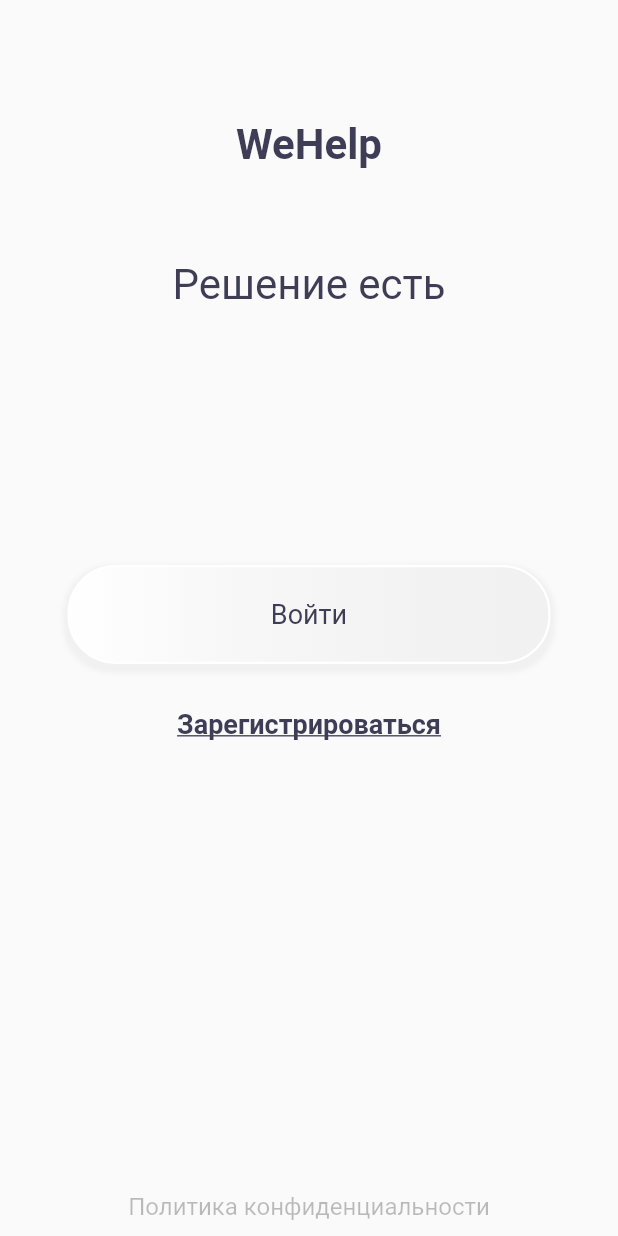
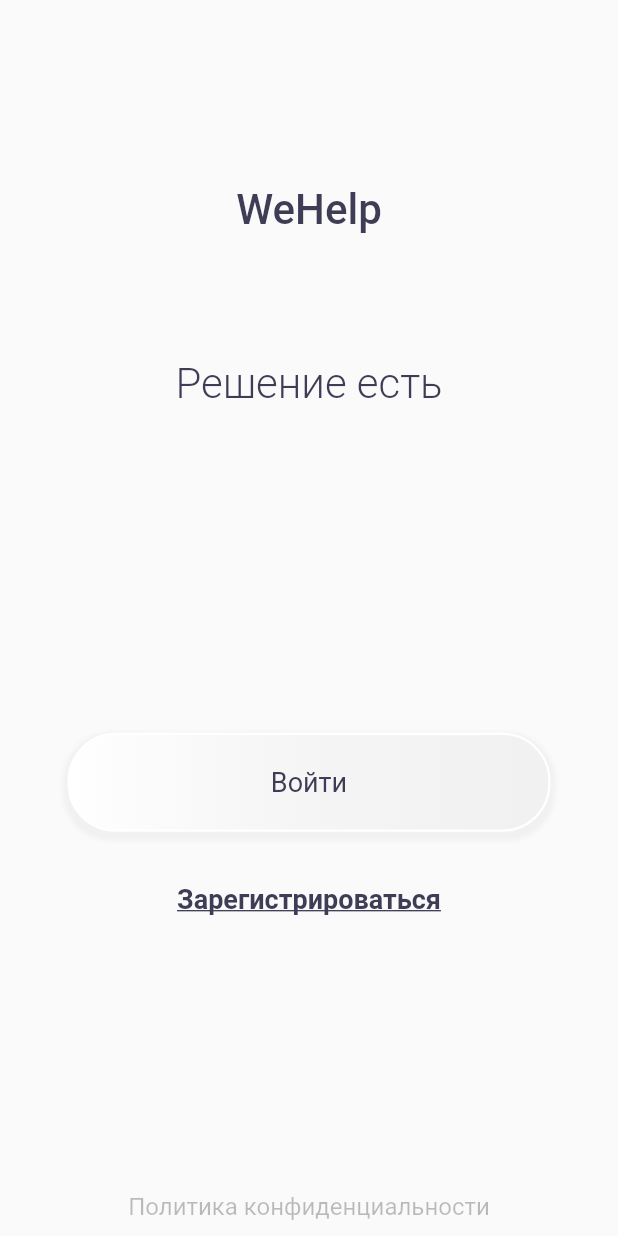
Before and after one commit to ars-kalinichenko/WeHelp, a Flutter app: the screen it shows after launch, on a phone screen of 412 x 824 dp. Run offline on Flutter 3.47's test engine with Material 2 defaults, Android fonts, the phone set to English and light mode, and no system bars; Roboto replaces fonts that are missing (Montserrat).

Commit message:
First screen with adaptive SizedBox and button in the bottom.

```diff
--- a/we_help/lib/Screens/Welcome/components/body.dart
+++ b/we_help/lib/Screens/Welcome/components/body.dart
@@ -6,6 +6,8 @@ import 'package:we_help/components/text_button.dart';
 class Body extends StatelessWidget {
   @override
   Widget build(BuildContext context) {
+    double sizeHeight = MediaQuery.of(context).size.height;
+
     // This method is rerun every time setState is called, for instance as done
     // by the _incrementCounter method above.
     //
@@ -36,16 +38,16 @@ class Body extends StatelessWidget {
                 children: <Widget>[
           Container(
             child: Column(
-              mainAxisAlignment: MainAxisAlignment.spaceEvenly,
+              mainAxisAlignment: MainAxisAlignment.spaceBetween,
               crossAxisAlignment: CrossAxisAlignment.center,
               children: <Widget>[
                 Container(
-                  padding: EdgeInsets.only(top: 80),
+                  padding: EdgeInsets.only(top: sizeHeight*0.15),
                   child: Text('WeHelp',
                       textAlign: TextAlign.center,
                       style: Theme.of(context).textTheme.headline1),
                 ),
-                SizedBox(height: 60.0),
+                SizedBox(height: sizeHeight*0.1),
                 Container(
                   child: Text('Решение есть',
                       textAlign: TextAlign.center,
@@ -58,15 +60,17 @@ class Body extends StatelessWidget {
             ),
           ),
           Container(
-              padding: EdgeInsets.only(left: 45.0, right: 45.0, top: 50),
+              padding: EdgeInsets.only(left: 45.0, right: 45.0, top: 10),
               child: Column(
+                crossAxisAlignment: CrossAxisAlignment.center,
                 children: <Widget>[
                   RoundedGradientButton(
                       text: "Войти",
                       press: () {},
                       color: Colors.transparent,
                       textColor: Theme.of(context).primaryColor),
-                  SizedBox(height: 20.0),
+
+                  SizedBox(height: sizeHeight*0.03),
 
                   TextButton(
                       text: "Зарегистрироваться",
@@ -76,9 +80,7 @@ class Body extends StatelessWidget {
                       fontWeight: FontWeight.w600,
                       underline: true,
                       onPressed: () {}),
-                ],
-              )),
-          SizedBox(height: 40),
+                SizedBox(height: sizeHeight*0.2),
                 TextButton(
                   text: "Политика конфиденциальности",
                   textColor: Colors.black26,
@@ -94,7 +96,8 @@ class Body extends StatelessWidget {
                       ),
                     );
                   },
-          ),
+                )
+                ]))
         ])));
     // This trailing comma makes auto-formatting nicer for build methods.
   }
--- a/we_help/lib/Themes/app_theme.dart
+++ b/we_help/lib/Themes/app_theme.dart
@@ -15,14 +15,14 @@ ThemeData appLightTheme = ThemeData.light().copyWith(
 //    Theme for headlines with bolt weight
       headline1: TextStyle(
           fontSize: 28.0,
-          fontWeight: FontWeight.w600,
+          fontWeight: FontWeight.w500,
           fontFamily: "Montserrat",
           color: PrimaryColor),
 
 //    Theme for headlines with regular weight
       headline2: TextStyle(
           fontSize: 28.0,
-          fontWeight: FontWeight.normal,
+          fontWeight: FontWeight.w300,
           fontFamily: "Montserrat",
           color: PrimaryColor),
 
```
Lines whose indentation alone changed are shown as unchanged.
